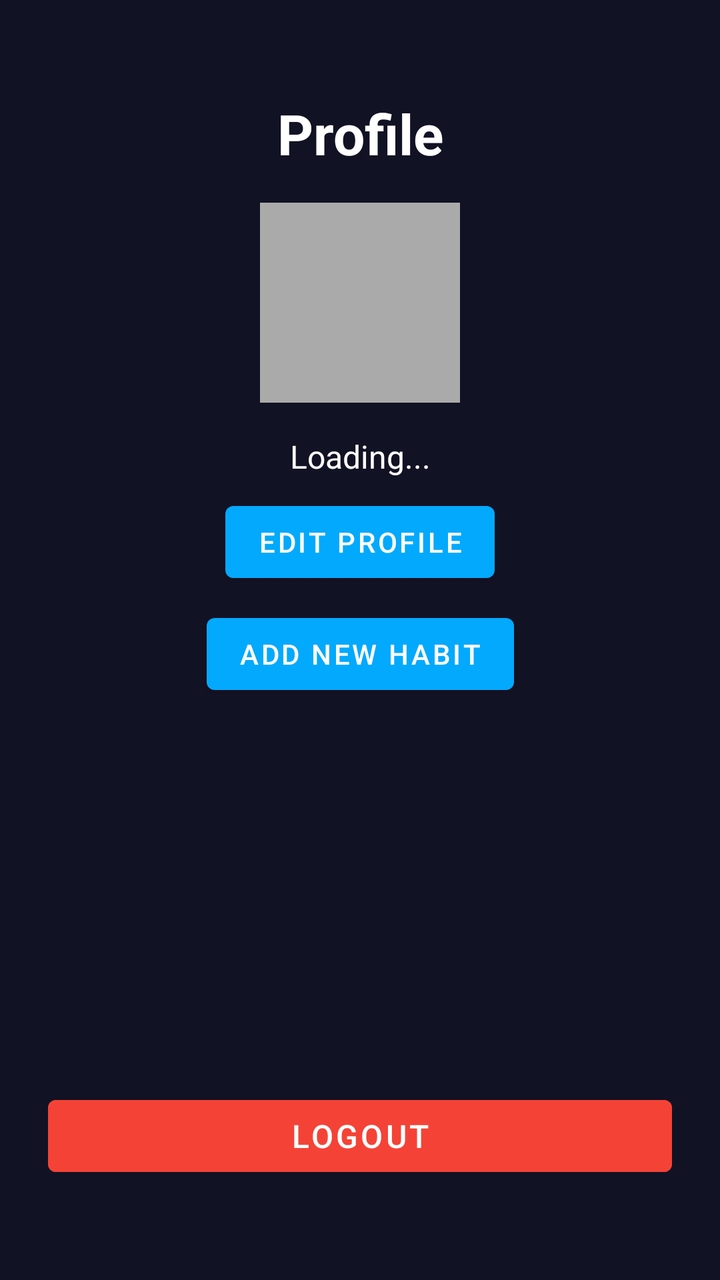
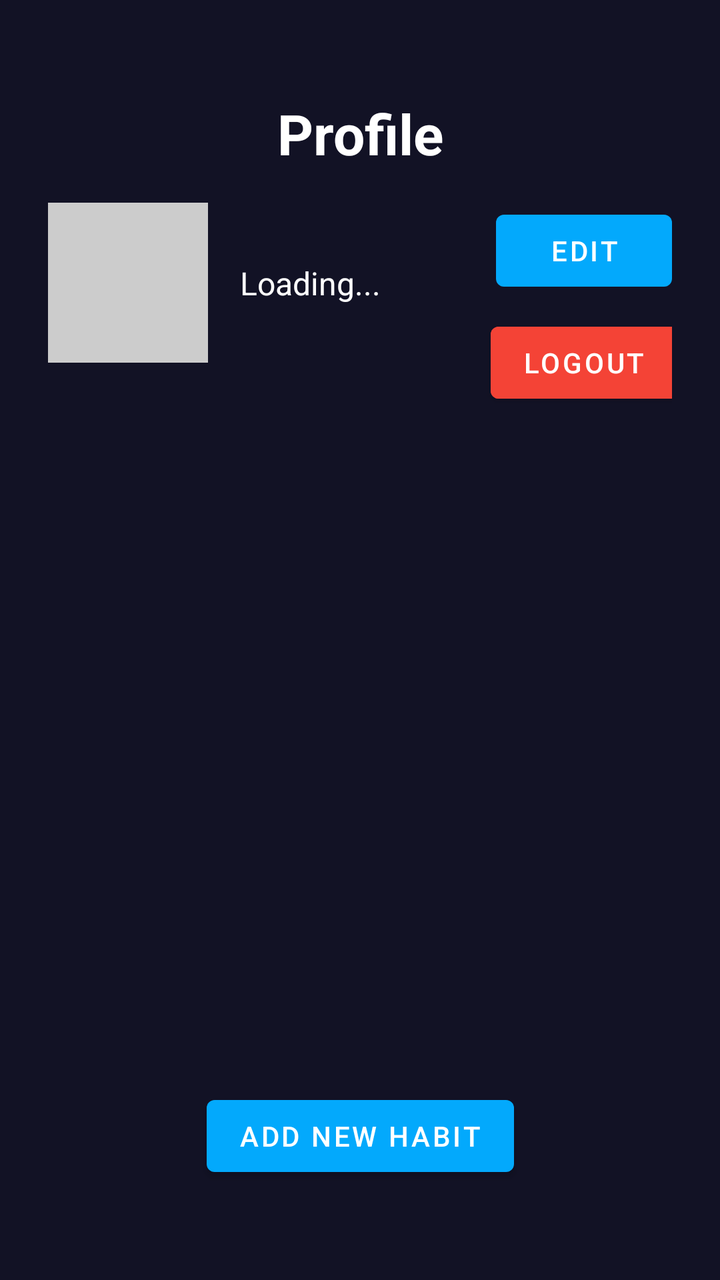

Compare the two renders of this Android layout. The source of the first and the diff that turns it into the second are given below.
<!-- AndroidManifest.xml: application theme Theme.Lab4 -->
<!-- res/layout/fragment_profile.xml -->
<?xml version="1.0" encoding="utf-8"?>
<androidx.constraintlayout.widget.ConstraintLayout xmlns:android="http://schemas.android.com/apk/res/android"
    xmlns:app="http://schemas.android.com/apk/res-auto"
    xmlns:tools="http://schemas.android.com/tools"
    android:layout_width="match_parent"
    android:layout_height="match_parent"
    android:padding="24dp"
    tools:context=".ui.profile.ProfileFragment">

    <TextView
        android:id="@+id/profileTitleTextView"
        android:layout_width="wrap_content"
        android:layout_height="wrap_content"
        android:text="Profile"
        android:textSize="28sp"
        android:textStyle="bold"
        app:layout_constraintTop_toTopOf="parent"
        app:layout_constraintStart_toStartOf="parent"
        app:layout_constraintEnd_toEndOf="parent"
        android:layout_marginTop="24dp" />

    <ImageView
        android:id="@+id/profileImageView"
        android:layout_width="100dp"
        android:layout_height="100dp"
        android:layout_marginTop="16dp"
        android:src="@android:drawable/sym_def_app_icon"
        android:background="@android:color/darker_gray"
        android:scaleType="centerCrop"
        app:layout_constraintTop_toBottomOf="@id/profileTitleTextView"
        app:layout_constraintStart_toStartOf="parent"
        app:layout_constraintEnd_toEndOf="parent" />

    <TextView
        android:id="@+id/userInfoTextView"
        android:layout_width="0dp"
        android:layout_height="wrap_content"
        android:text="Loading..."
        android:textSize="16sp"
        android:gravity="center"
        app:layout_constraintTop_toBottomOf="@id/profileImageView"
        app:layout_constraintStart_toStartOf="parent"
        app:layout_constraintEnd_toEndOf="parent"
        android:layout_marginTop="16dp" />
        
    <Button
        android:id="@+id/editProfileButton"
        android:layout_width="wrap_content"
        android:layout_height="wrap_content"
        android:text="Edit Profile"
        app:layout_constraintTop_toBottomOf="@id/userInfoTextView"
        app:layout_constraintStart_toStartOf="parent"
        app:layout_constraintEnd_toEndOf="parent"
        android:layout_marginTop="8dp" />

    <Button
        android:id="@+id/addHabitButton"
        android:layout_width="wrap_content"
        android:layout_height="wrap_content"
        android:text="Add New Habit"
        app:layout_constraintTop_toBottomOf="@id/editProfileButton"
        app:layout_constraintStart_toStartOf="parent"
        app:layout_constraintEnd_toEndOf="parent"
        android:layout_marginTop="8dp" />

    <androidx.recyclerview.widget.RecyclerView
        android:id="@+id/habitsRecyclerView"
        android:layout_width="0dp"
        android:layout_height="0dp"
        android:layout_marginTop="16dp"
        android:layout_marginBottom="16dp"
        app:layout_constraintTop_toBottomOf="@id/addHabitButton"
        app:layout_constraintBottom_toTopOf="@id/logoutButton"
        app:layout_constraintStart_toStartOf="parent"
        app:layout_constraintEnd_toEndOf="parent" />

    <Button
        android:id="@+id/logoutButton"
        android:layout_width="0dp"
        android:layout_height="wrap_content"
        android:text="Logout"
        android:textSize="16sp"
        android:backgroundTint="#F44336"
        app:layout_constraintBottom_toBottomOf="parent"
        app:layout_constraintStart_toStartOf="parent"
        app:layout_constraintEnd_toEndOf="parent"
        android:layout_marginBottom="24dp" />

</androidx.constraintlayout.widget.ConstraintLayout>
<!-- resources referenced by this layout -->
<resources>
  <style name="Theme.Lab4" parent="Theme.MaterialComponents.DayNight.NoActionBar">
          
          <item name="colorPrimary">@color/purple_500</item>
          <item name="colorPrimaryVariant">@color/purple_700</item>
          <item name="colorOnPrimary">@color/white</item>
          
          <item name="colorSecondary">@color/teal_200</item>
          <item name="colorSecondaryVariant">@color/teal_700</item>
          <item name="colorOnSecondary">@color/black</item>
          
          <item name="android:statusBarColor">@color/dark_blue_bg</item>
          
          <item name="android:windowBackground">@color/dark_blue_bg</item>
          
          <item name="android:textColor">@color/white</item>
          <item name="android:textColorPrimary">@color/white</item>
          <item name="android:textColorSecondary">@android:color/darker_gray</item>
          
      </style>
  <color name="purple_500">#03a9fc</color>
  <color name="purple_700">#03a9fc</color>
  <color name="white">#FFFFFFFF</color>
  <color name="teal_200">#FF03DAC5</color>
  <color name="teal_700">#FF018786</color>
  <color name="black">#FF000000</color>
  <color name="dark_blue_bg">#121225</color>
</resources>

<!-- the commit's change to res/layout/fragment_profile.xml (unified diff, before → after) -->
@@ -21,15 +21,33 @@
 
     <ImageView
         android:id="@+id/profileImageView"
-        android:layout_width="100dp"
-        android:layout_height="100dp"
+        android:layout_width="80dp"
+        android:layout_height="80dp"
         android:layout_marginTop="16dp"
         android:src="@android:drawable/sym_def_app_icon"
-        android:background="@android:color/darker_gray"
+        android:background="#CCCCCC"
         android:scaleType="centerCrop"
         app:layout_constraintTop_toBottomOf="@id/profileTitleTextView"
-        app:layout_constraintStart_toStartOf="parent"
+        app:layout_constraintStart_toStartOf="parent" />
+
+    <Button
+        android:id="@+id/editProfileButton"
+        android:layout_width="wrap_content"
+        android:layout_height="wrap_content"
+        android:text="Edit"
+        app:layout_constraintTop_toTopOf="@id/profileImageView"
         app:layout_constraintEnd_toEndOf="parent" />
+
+    <Button
+        android:id="@+id/logoutButton"
+        android:layout_width="wrap_content"
+        android:layout_height="wrap_content"
+        android:text="Logout"
+        android:backgroundTint="#F44336"
+        app:layout_constraintTop_toBottomOf="@id/editProfileButton"
+        app:layout_constraintStart_toStartOf="@id/editProfileButton"
+        app:layout_constraintEnd_toEndOf="@id/editProfileButton" 
+        android:layout_marginTop="8dp"/>
 
     <TextView
         android:id="@+id/userInfoTextView"
@@ -37,53 +55,33 @@
         android:layout_height="wrap_content"
         android:text="Loading..."
         android:textSize="16sp"
-        android:gravity="center"
+        android:gravity="start|center_vertical"
+        android:layout_marginStart="16dp"
+        android:layout_marginEnd="16dp"
+        app:layout_constraintStart_toEndOf="@id/profileImageView"
+        app:layout_constraintEnd_toStartOf="@id/editProfileButton"
+        app:layout_constraintTop_toTopOf="@id/profileImageView"
+        app:layout_constraintBottom_toBottomOf="@id/profileImageView" />
+
+    <androidx.recyclerview.widget.RecyclerView
+        android:id="@+id/habitsRecyclerView"
+        android:layout_width="0dp"
+        android:layout_height="0dp"
+        android:layout_marginTop="24dp"
+        android:layout_marginBottom="16dp"
         app:layout_constraintTop_toBottomOf="@id/profileImageView"
+        app:layout_constraintBottom_toTopOf="@id/addHabitButton"
         app:layout_constraintStart_toStartOf="parent"
-        app:layout_constraintEnd_toEndOf="parent"
-        android:layout_marginTop="16dp" />
-        
-    <Button
-        android:id="@+id/editProfileButton"
-        android:layout_width="wrap_content"
-        android:layout_height="wrap_content"
-        android:text="Edit Profile"
-        app:layout_constraintTop_toBottomOf="@id/userInfoTextView"
-        app:layout_constraintStart_toStartOf="parent"
-        app:layout_constraintEnd_toEndOf="parent"
-        android:layout_marginTop="8dp" />
+        app:layout_constraintEnd_toEndOf="parent" />
 
     <Button
         android:id="@+id/addHabitButton"
         android:layout_width="wrap_content"
         android:layout_height="wrap_content"
         android:text="Add New Habit"
-        app:layout_constraintTop_toBottomOf="@id/editProfileButton"
-        app:layout_constraintStart_toStartOf="parent"
-        app:layout_constraintEnd_toEndOf="parent"
-        android:layout_marginTop="8dp" />
-
-    <androidx.recyclerview.widget.RecyclerView
-        android:id="@+id/habitsRecyclerView"
-        android:layout_width="0dp"
-        android:layout_height="0dp"
-        android:layout_marginTop="16dp"
-        android:layout_marginBottom="16dp"
-        app:layout_constraintTop_toBottomOf="@id/addHabitButton"
-        app:layout_constraintBottom_toTopOf="@id/logoutButton"
+        android:layout_marginBottom="24dp"
+        app:layout_constraintBottom_toBottomOf="parent"
         app:layout_constraintStart_toStartOf="parent"
         app:layout_constraintEnd_toEndOf="parent" />
 
-    <Button
-        android:id="@+id/logoutButton"
-        android:layout_width="0dp"
-        android:layout_height="wrap_content"
-        android:text="Logout"
-        android:textSize="16sp"
-        android:backgroundTint="#F44336"
-        app:layout_constraintBottom_toBottomOf="parent"
-        app:layout_constraintStart_toStartOf="parent"
-        app:layout_constraintEnd_toEndOf="parent"
-        android:layout_marginBottom="24dp" />
-
 </androidx.constraintlayout.widget.ConstraintLayout>
